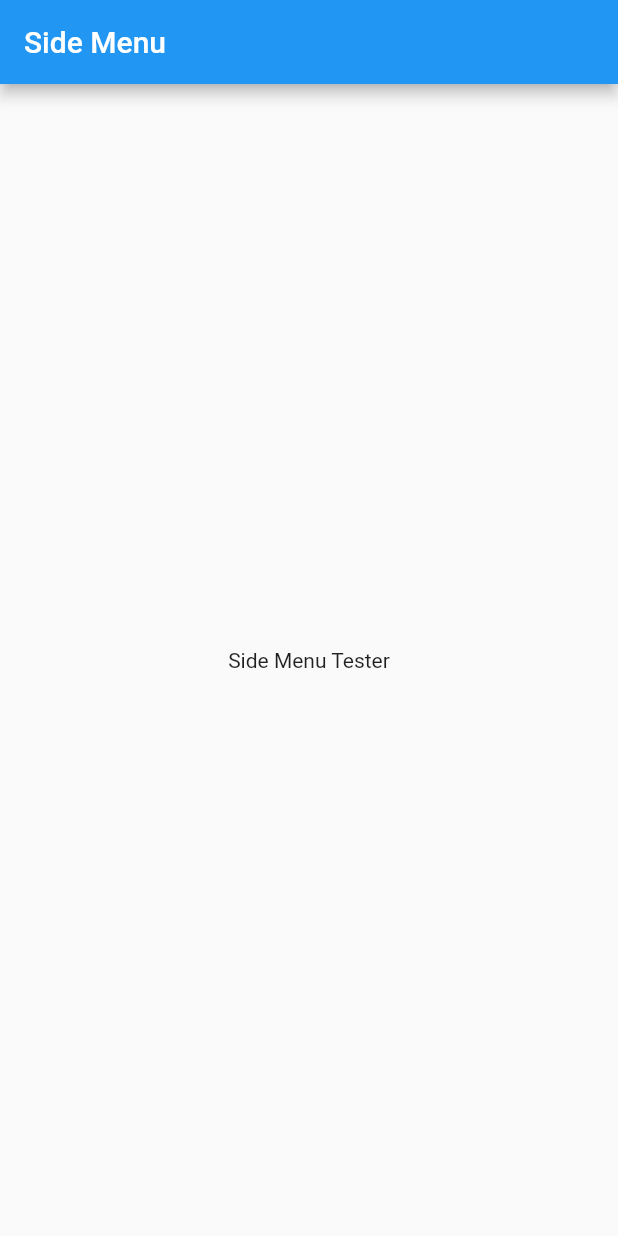
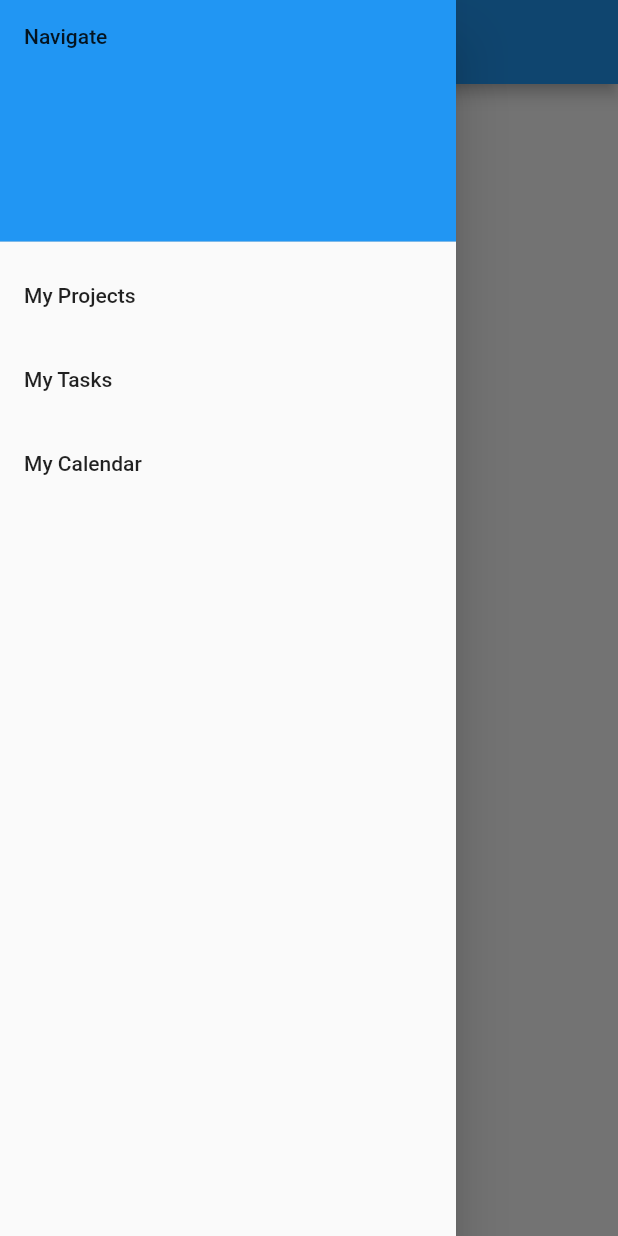
Before and after one commit to gracelcai/ide-app, a Flutter app: the screen it shows after launch, with the side drawer open (before the commit the screen has no drawer), on a phone screen of 412 x 824 dp. Run offline on Flutter 3.47's test engine with Material 2 defaults, Android fonts, the phone set to English and light mode, and no system bars; our stand-ins replace firebase_auth; accounts and stored records are empty.

Commit message:
navigation side bar

```diff
--- a/lib/main.dart
+++ b/lib/main.dart
@@ -32,12 +32,112 @@ class MyHomePage extends StatelessWidget {
   @override
   Widget build(BuildContext context) {
     return Scaffold(
-      // drawer: NavDrawer(),
-      appBar: AppBar(
-        title: Text('Side Menu'),
+      appBar: AppBar(title: Text("Project Manager")),
+      body: const Center(
+        child: Text('My projects'),
       ),
-      body: Center(
-        child: Text('Side Menu Tester'),
+      drawer: Drawer(
+        // Add a ListView to the drawer. This ensures the user can scroll
+        // through the options in the drawer if there isn't enough vertical
+        // space to fit everything.
+        child: ListView(
+          // Important: Remove any padding from the ListView.
+          padding: EdgeInsets.zero,
+          children: [
+            const DrawerHeader(
+              decoration: BoxDecoration(
+                color: Colors.blue,
+              ),
+              child: Text('Navigate'),
+            ),
+            ListTile(
+              title: const Text('My Projects'),
+              onTap: () {
+                // Update the state of the app
+                // ...
+                // Then close the drawer
+                Navigator.pop(context);
+              },
+            ),
+            ListTile(
+              title: const Text('My Tasks'),
+              onTap: () {
+                // Update the state of the app
+                // ...
+                // Then close the drawer
+                Navigator.pop(context);
+              },
+            ),
+            ListTile(
+              title: const Text('My Calendar'),
+              onTap: () {
+                // Update the state of the app
+                // ...
+                Navigator.push(
+                context,
+                MaterialPageRoute(builder: (context) => CalendarPage()));
+                // Then close the drawer
+                Navigator.pop(context);
+              },
+            ),
+          ],
+        ),
+      ),
+    );
+  }
+}
+
+
+class CalendarPage extends StatelessWidget {
+  Widget build(BuildContext context) {
+    return Scaffold(
+      appBar: AppBar(title: Text("Project Manager")),
+      body: const Center(
+        child: Text('My Calendar'),
+      ),
+      drawer: Drawer(
+        // Add a ListView to the drawer. This ensures the user can scroll
+        // through the options in the drawer if there isn't enough vertical
+        // space to fit everything.
+        child: ListView(
+          // Important: Remove any padding from the ListView.
+          padding: EdgeInsets.zero,
+          children: [
+            const DrawerHeader(
+              decoration: BoxDecoration(
+                color: Colors.blue,
+              ),
+              child: Text('Navigate'),
+            ),
+            ListTile(
+              title: const Text('My Projects'),
+              onTap: () {
+                // Update the state of the app
+                // ...
+                // Then close the drawer
+                Navigator.pop(context);
+              },
+            ),
+            ListTile(
+              title: const Text('My Tasks'),
+              onTap: () {
+                // Update the state of the app
+                // ...
+                // Then close the drawer
+                Navigator.pop(context);
+              },
+            ),
+            ListTile(
+              title: const Text('My Calendar'),
+              onTap: () {
+                // Update the state of the app
+                // ...
+                // Then close the drawer
+                Navigator.pop(context);
+              },
+            ),
+          ],
+        ),
       ),
     );
   }
```
